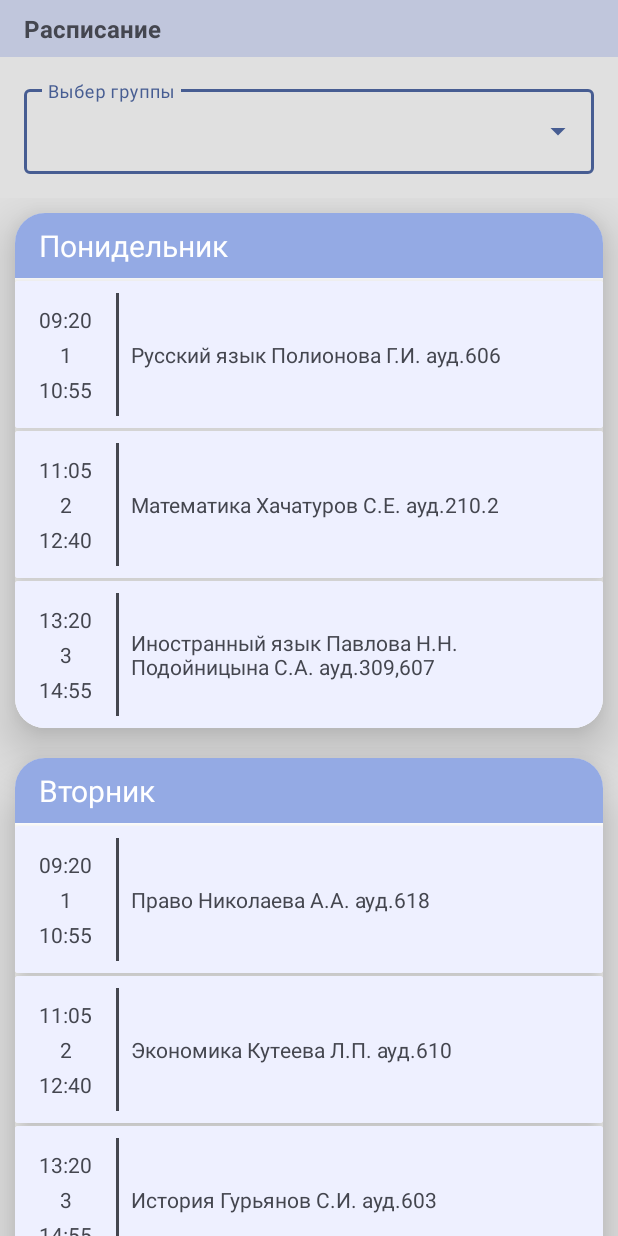
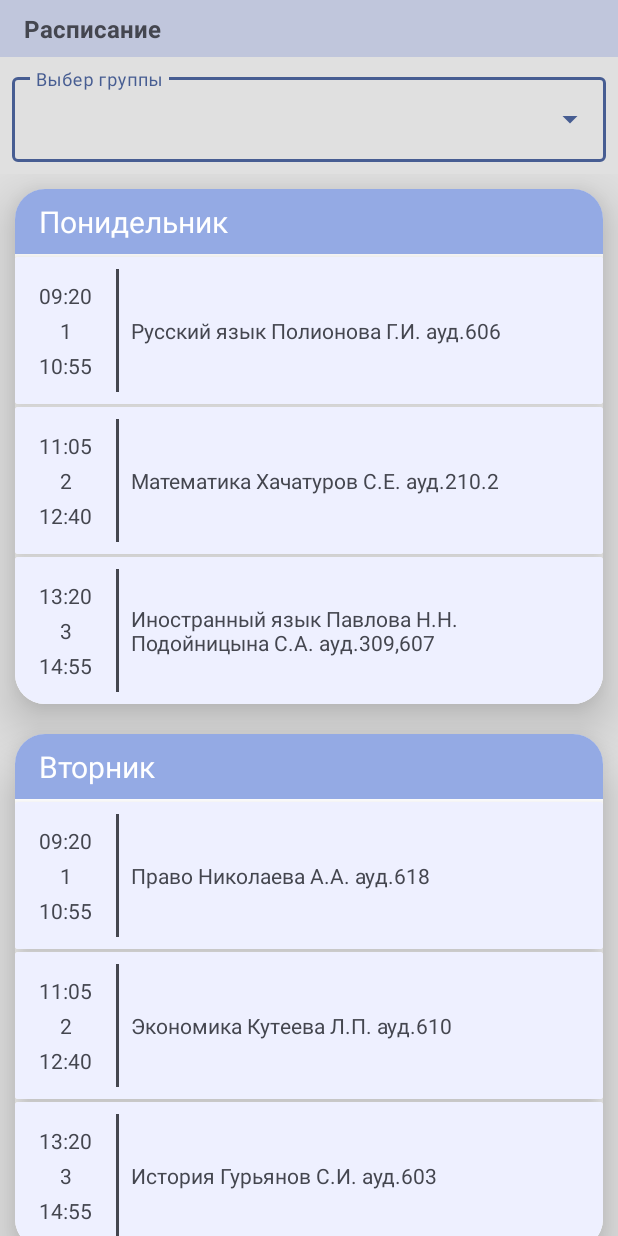
Before and after one commit to danilkis/GuapScheduleApp, an Android app: the screen it shows after launch (MainActivity), on a phone screen of 412 x 824 dp. Run offline under Robolectric (Android 15) with nearby library versions, the phone set to English and light mode, and no system bars.

Commit message:
Веня(Spiner): немного переписал КОД

```diff
--- a/app/src/main/java/com/example/guap31/MainActivity.kt
+++ b/app/src/main/java/com/example/guap31/MainActivity.kt
@@ -18,17 +18,23 @@ import com.example.guap31.databinding.ActivityMainBinding
 import org.json.JSONObject
 
 class MainActivity : AppCompatActivity() {
+
+    // Подключение Binding ActivityMain
     private lateinit var mainBinding: ActivityMainBinding
+    /*------------------------------------------------------------*/
 
     private lateinit var groupLink: MutableMap<String, String>
+    private lateinit var lessonTime: JSONObject
+
     private lateinit var DayList: ArrayList<day_info>
-    private lateinit var lessonTime: JSONObject
 
     private lateinit var adapter: SH_day_adapter
     private lateinit var recyclerView: RecyclerView
 
-    private lateinit var autoComplecteTxt: AutoCompleteTextView
-    private lateinit var adapterItems: ArrayAdapter<String>
+    // Спинер меню с Выбором групп
+    private lateinit var autoComplecteGroup: AutoCompleteTextView
+    private lateinit var adapterGroup: ArrayAdapter<String>
+    /*------------------------------------------------------------*/
 
     var item: String = "0"
 
@@ -37,33 +43,34 @@ class MainActivity : AppCompatActivity() {
         mainBinding = ActivityMainBinding.inflate(layoutInflater)
         setContentView(mainBinding.root)
 
+        cinnectAllJsonFile()
 
-        groupLink = getLinkGroup()
-
-        var list = ArrayList<String>(groupLink.keys)
-
-        groupLink["С122"]
-
-        autoComplecteTxt = findViewById(R.id.auto_complecte_txt)
-
-        adapterItems = ArrayAdapter(this, R.layout.list_item, list)
-        autoComplecteTxt.setAdapter(adapterItems)
-
-        autoComplecteTxt.setOnItemClickListener { parent, view, position, id ->
-            item = groupLink["С122"].toString()
-            init_day_list()
-        }
-
-        lessonTime = getShJson("time")
-
-        //init_spinner_group()
-        //init_spinner_Week()
-
+        init_AutoCompleteTextGroup(ArrayList<String>(groupLink.keys))
 
         init_day_list()
     }
 
-    fun init_day_list() {
+    // Сборка подключение всех JSON Файлов
+    private fun cinnectAllJsonFile(){
+        groupLink = getLinkGroup("linkage_grop")
+        lessonTime = getShJson("time")
+    }
+
+    // Инцелизация Spiner menu для групп
+    private fun init_AutoCompleteTextGroup(list: ArrayList<String>){
+        autoComplecteGroup = findViewById(R.id.auto_complecte_txt)
+
+        adapterGroup = ArrayAdapter(this, R.layout.list_item, list)
+        autoComplecteGroup.setAdapter(adapterGroup)
+
+        autoComplecteGroup.setOnItemClickListener { parent, view, position, id ->
+            item = groupLink[parent.getItemAtPosition(position)].toString()
+            init_day_list()
+        }
+    }
+
+
+    private fun init_day_list() {
         recyclerView = mainBinding.RViewDay
         adapter = SH_day_adapter()
         recyclerView.adapter = adapter
@@ -102,46 +109,9 @@ class MainActivity : AppCompatActivity() {
         adapter.setScheduleList(DayList)
     }
 
-//    fun init_spinner_Week() {
-//        val numWeek =
-//            listOf("Числитель", "Знаменатель" , "Сегодня")
-//        val list = ArrayAdapter(this, android.R.layout.simple_spinner_item, numWeek)
-//        list.setDropDownViewResource(android.R.layout.simple_spinner_dropdown_item)
-//
-//        mainBinding.spinner2.adapter = list
-//        mainBinding.spinner2.prompt = "Выбери ниделю"
-//
-//        mainBinding.spinner2.onItemSelectedListener = object :
-//            AdapterView.OnItemSelectedListener {
-//            override fun onItemSelected(parent: AdapterView<*>, view: View, position: Int, id: Long){
-//
-//                init_day_list()
-//            }
-//
-//            override fun onNothingSelected(parent: AdapterView<*>) { }
-//        }
-//    }
-//
-//    fun init_spinner_group() {
-//
-//        val list = ArrayAdapter(this, android.R.layout.simple_spinner_item, groupLink.keys.toList())
-//        list.setDropDownViewResource(android.R.layout.simple_spinner_dropdown_item)
-//
-//        mainBinding.spinner.adapter = list
-//        mainBinding.spinner.prompt = "Выбери номер группы"
-//
-//        mainBinding.spinner.onItemSelectedListener = object :
-//            AdapterView.OnItemSelectedListener {
-//            override fun onItemSelected(parent: AdapterView<*>, view: View, position: Int, id: Long) {
-//                init_day_list()
-//            }
-//
-//            override fun onNothingSelected(parent: AdapterView<*>) { }
-//        }
-//    }
 
-    fun getLinkGroup(): MutableMap<String, String> {
-        val LinkGroup = getShJson("linkage_grop")
+    private fun getLinkGroup(nameJsonFile: String): MutableMap<String, String> {
+        val LinkGroup = getShJson(nameJsonFile)
         val LinkGroupSet = mutableMapOf<String, String>()
 
         for (i in LinkGroup.keys())
@@ -150,7 +120,7 @@ class MainActivity : AppCompatActivity() {
         return LinkGroupSet
     }
 
-    fun getShLesson(JObject: JSONObject, numGroup: String, numWeek: String, nameDay: String): JSONObject{
+    private fun getShLesson(JObject: JSONObject, numGroup: String, numWeek: String, nameDay: String): JSONObject{
         return (JObject
                 .getJSONObject(numGroup)
                     .getJSONObject(numWeek)
@@ -159,7 +129,7 @@ class MainActivity : AppCompatActivity() {
     }
 
     @SuppressLint("DiscouragedApi")
-    fun getShJson(nameJsonFile: String): JSONObject{
+    private fun getShJson(nameJsonFile: String): JSONObject{
         val jsDate = applicationContext.resources.openRawResource(
             applicationContext.resources.getIdentifier(
                 "" + nameJsonFile,
--- a/app/src/main/res/layout/activity_main.xml
+++ b/app/src/main/res/layout/activity_main.xml
@@ -39,50 +39,39 @@
 
     </androidx.constraintlayout.widget.ConstraintLayout>
 
-    <androidx.constraintlayout.widget.ConstraintLayout
-        android:id="@+id/constraintLayout3"
-        android:layout_width="0dp"
-        android:layout_height="wrap_content"
-        app:layout_constraintEnd_toEndOf="parent"
-        app:layout_constraintStart_toStartOf="parent"
-        app:layout_constraintTop_toBottomOf="@+id/constraintLayout">
-
     <com.google.android.material.textfield.TextInputLayout
+        android:id="@+id/textInputLayout"
+        style="@style/Widget.MaterialComponents.TextInputLayout.OutlinedBox.ExposedDropdownMenu"
         android:layout_width="match_parent"
         android:layout_height="wrap_content"
-            android:layout_margin="16dp"
-            android:layout_marginStart="16dp"
-            android:layout_marginEnd="16dp"
-            style="@style/Widget.MaterialComponents.TextInputLayout.OutlinedBox.ExposedDropdownMenu"
+        android:layout_margin="8dp"
+
         android:hint="@string/select_group"
-
-            app:layout_constraintBottom_toBottomOf="parent"
-            app:layout_constraintEnd_toEndOf="parent"
-            app:layout_constraintStart_toStartOf="parent"
-            app:layout_constraintTop_toTopOf="parent"
-            app:layout_constraintVertical_bias="0">
+        app:layout_constraintTop_toBottomOf="@+id/constraintLayout"
+        tools:layout_editor_absoluteX="8dp">
 
         <AutoCompleteTextView
             android:id="@+id/auto_complecte_txt"
             android:layout_width="match_parent"
             android:layout_height="wrap_content"
-                android:inputType="text"
-                />
+            android:inputType="text" />
     </com.google.android.material.textfield.TextInputLayout>
-
-    </androidx.constraintlayout.widget.ConstraintLayout>
 
     <androidx.recyclerview.widget.RecyclerView
         android:id="@+id/RView_day"
         android:layout_width="0dp"
         android:layout_height="0dp"
+        android:layout_marginTop="8dp"
         app:layoutManager="androidx.recyclerview.widget.LinearLayoutManager"
         app:layout_constraintBottom_toBottomOf="parent"
         app:layout_constraintEnd_toEndOf="parent"
+        app:layout_constraintHorizontal_bias="1.0"
         app:layout_constraintStart_toStartOf="parent"
-        app:layout_constraintTop_toBottomOf="@+id/constraintLayout3"
+        app:layout_constraintTop_toBottomOf="@+id/textInputLayout"
+        app:layout_constraintVertical_bias="0.0"
         tools:itemCount="3"
         tools:listitem="@layout/day_sh_layout">
 
     </androidx.recyclerview.widget.RecyclerView>
+
 </androidx.constraintlayout.widget.ConstraintLayout>
```
Lines whose indentation alone changed are shown as unchanged.
